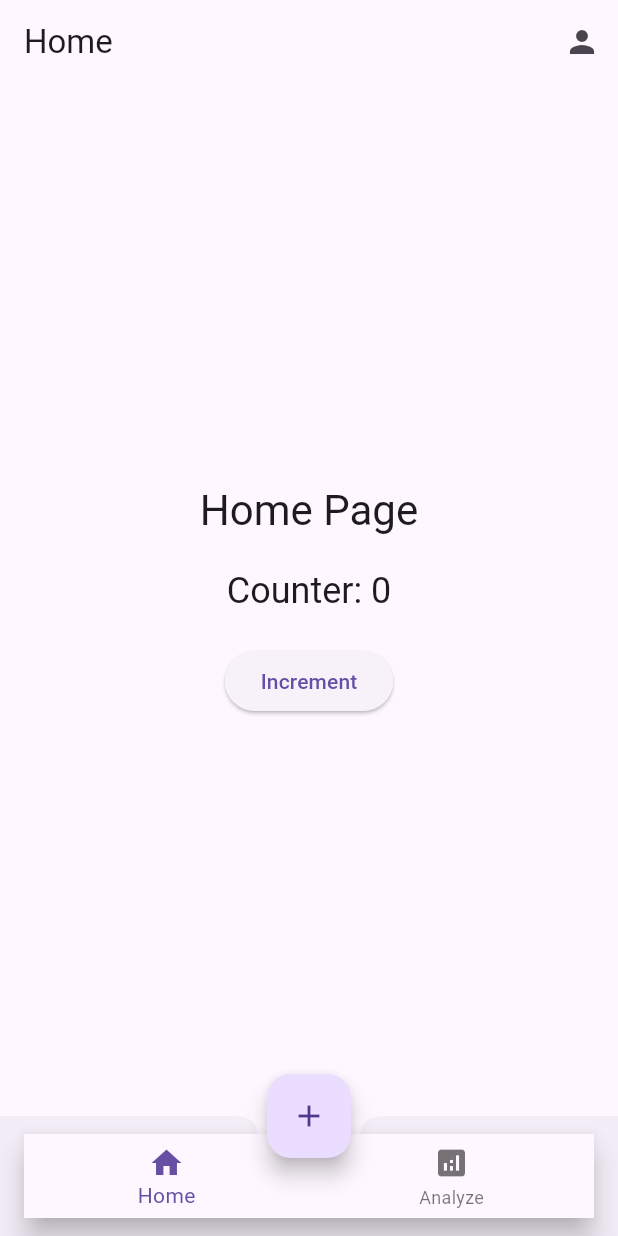
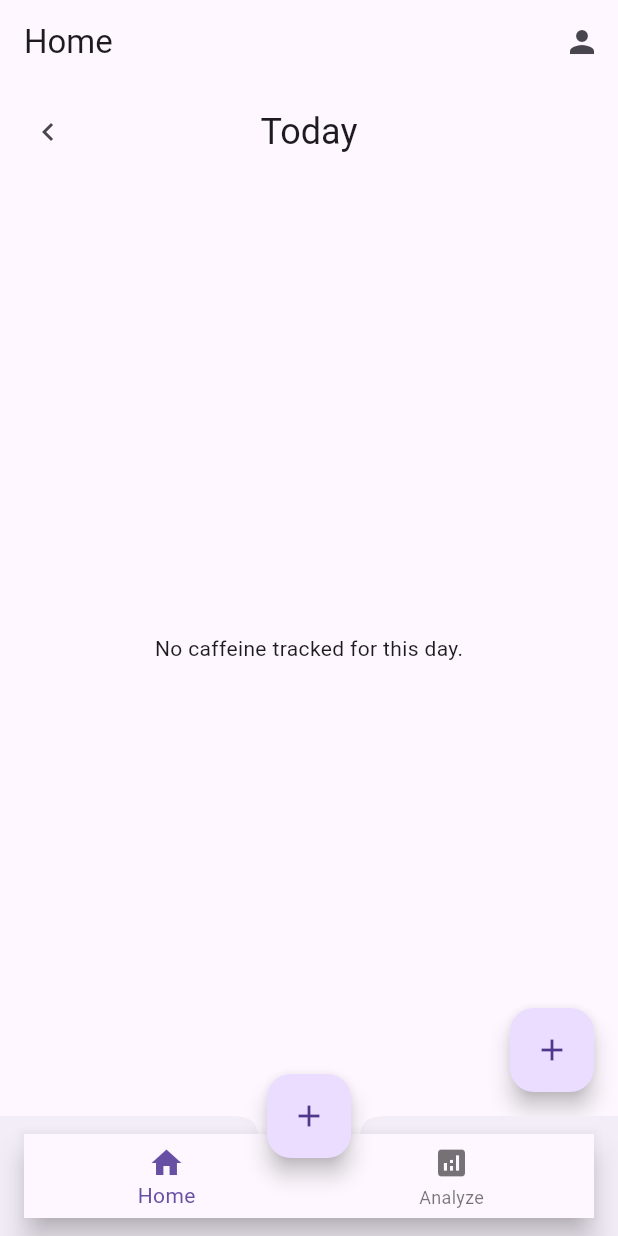
Before and after one commit to drg101/decaf, a Flutter app: the screen it shows after launch, on a phone screen of 412 x 824 dp. Run offline on Flutter 3.47's test engine with Material 3 defaults, Android fonts, the phone set to English and light mode, and no system bars; our stand-ins replace fl_chart, flutter_riverpod, sembast.

Commit message:
More functional

```diff
--- a/lib/pages/home.dart
+++ b/lib/pages/home.dart
@@ -1,57 +1,170 @@
 import 'package:decaf/pages/profile.dart';
+import 'package:decaf/providers/date_provider.dart';
+import 'package:decaf/providers/events_provider.dart';
+import 'package:decaf/widgets/add_caffeine_modal.dart';
 import 'package:flutter/material.dart';
+import 'package:flutter_riverpod/flutter_riverpod.dart';
+import 'package:intl/intl.dart';
 
-class HomePage extends StatefulWidget {
+class HomePage extends ConsumerWidget {
   const HomePage({super.key});
 
-  @override
-  HomePageState createState() => HomePageState();
+  String _formatDate(DateTime date) {
+    final now = DateTime.now();
+    final today = DateTime(now.year, now.month, now.day);
+    final yesterday = today.subtract(const Duration(days: 1));
+    final selectedDay = DateTime(date.year, date.month, date.day);
+
+    if (selectedDay == today) {
+      return 'Today';
+    } else if (selectedDay == yesterday) {
+      return 'Yesterday';
+    } else {
+      return DateFormat('MMM d').format(date);
+    }
   }
 
-class HomePageState extends State<HomePage> {
-  int _counter = 0;
+  bool _isToday(DateTime date) {
+    final now = DateTime.now();
+    final today = DateTime(now.year, now.month, now.day);
+    final selectedDay = DateTime(date.year, date.month, date.day);
+    return selectedDay == today;
+  }
+
+  Future<void> _showDeleteConfirmationDialog(
+      BuildContext context, WidgetRef ref, Event event) async {
+    return showDialog<void>(
+      context: context,
+      builder: (BuildContext context) {
+        return AlertDialog(
+          title: const Text('Delete Event'),
+          content: const Text('Are you sure you want to delete this event?'),
+          actions: <Widget>[
+            TextButton(
+              child: const Text('Cancel'),
+              onPressed: () {
+                Navigator.of(context).pop();
+              },
+            ),
+            TextButton(
+              child: const Text('Delete'),
+              onPressed: () {
+                ref.read(eventsProvider.notifier).deleteEvent(event.id);
+                Navigator.of(context).pop();
+              },
+            ),
+          ],
+        );
+      },
+    );
+  }
 
   @override
-  Widget build(BuildContext context) {
+  Widget build(BuildContext context, WidgetRef ref) {
+    final selectedDate = ref.watch(selectedDateProvider);
+    final isToday = _isToday(selectedDate);
+    final eventsAsync = ref.watch(eventsProvider);
+
     return Scaffold(
       appBar: AppBar(
-        title: Text('Home'),
+        title: const Text('Home'),
         actions: [
           IconButton(
-            icon: Icon(Icons.person),
+            icon: const Icon(Icons.person),
             onPressed: () {
               Navigator.push(
                 context,
-                MaterialPageRoute(builder: (context) => ProfilePage()),
+                MaterialPageRoute(builder: (context) => const ProfilePage()),
               );
             },
           ),
         ],
       ),
-      body: Center(
-        child: Column(
-          mainAxisAlignment: MainAxisAlignment.center,
+      body: Column(
         children: [
+          Padding(
+            padding: const EdgeInsets.all(8.0),
+            child: Row(
+              mainAxisAlignment: MainAxisAlignment.spaceBetween,
+              children: [
+                IconButton(
+                  icon: const Icon(Icons.chevron_left),
+                  onPressed: () {
+                    ref.read(selectedDateProvider.notifier).state =
+                        selectedDate.subtract(const Duration(days: 1));
+                  },
+                ),
                 Text(
-              'Home Page',
-              style: Theme.of(context).textTheme.headlineMedium,
-            ),
-            SizedBox(height: 20),
-            Text(
-              'Counter: $_counter',
+                  _formatDate(selectedDate),
                   style: Theme.of(context).textTheme.headlineSmall,
                 ),
-            SizedBox(height: 20),
-            ElevatedButton(
+                Visibility(
+                  visible: !isToday,
+                  maintainSize: true,
+                  maintainAnimation: true,
+                  maintainState: true,
+                  child: IconButton(
+                    icon: const Icon(Icons.chevron_right),
                     onPressed: () {
-                setState(() {
-                  _counter++;
-                });
+                      ref.read(selectedDateProvider.notifier).state =
+                          selectedDate.add(const Duration(days: 1));
                     },
-              child: Text('Increment'),
+                  ),
+                )
+              ],
+            ),
+          ),
+          Expanded(
+            child: eventsAsync.when(
+              data: (events) {
+                final caffeineEvents = events.where((event) {
+                  final eventDate =
+                      DateTime.fromMillisecondsSinceEpoch(event.timestamp);
+                  return event.type == EventType.caffeine &&
+                      eventDate.year == selectedDate.year &&
+                      eventDate.month == selectedDate.month &&
+                      eventDate.day == selectedDate.day;
+                }).toList();
+
+                if (caffeineEvents.isEmpty) {
+                  return const Center(
+                      child: Text('No caffeine tracked for this day.'));
+                }
+
+                return ListView.builder(
+                  itemCount: caffeineEvents.length,
+                  itemBuilder: (context, index) {
+                    final event = caffeineEvents[index];
+                    return Card(
+                      elevation: 2,
+                      margin: const EdgeInsets.symmetric(
+                          horizontal: 8,
+                          vertical: 4,
+                        ),
+                      child: ListTile(
+                        title: Text(event.name),
+                        trailing: Text('${event.value.toStringAsFixed(0)}mg'),
+                        onLongPress: () =>
+                            _showDeleteConfirmationDialog(context, ref, event),
+                      ),
+                    );
+                  },
+                );
+              },
+              loading: () => const Center(child: CircularProgressIndicator()),
+              error: (error, stackTrace) => Center(child: Text('Error: $error')),
+            ),
           ),
         ],
       ),
+      floatingActionButton: FloatingActionButton(
+        onPressed: () {
+          showModalBottomSheet(
+            context: context,
+            builder: (context) => const AddCaffeineModal(),
+          );
+        },
+        child: const Icon(Icons.add),
       ),
     );
   }
--- /dev/null
+++ b/lib/providers/date_provider.dart
@@ -0,0 +1,6 @@
+
+import 'package:flutter_riverpod/flutter_riverpod.dart';
+
+final selectedDateProvider = StateProvider<DateTime>((ref) {
+  return DateTime.now();
+});
--- a/pubspec.yaml
+++ b/pubspec.yaml
@@ -14,6 +14,7 @@ dependencies:
   fl_chart: ^1.0.0
   path_provider: ^2.1.5
   path: ^1.9.1
+  intl: ^0.20.2
 
 dev_dependencies:
   flutter_test:
```
Also changed, not shown: lib/providers/events_provider.dart (+39 -20 lines), lib/widgets/add_caffeine_modal.dart (+30 -14 lines), pubspec.lock. Lines whose indentation alone changed are shown as unchanged.
